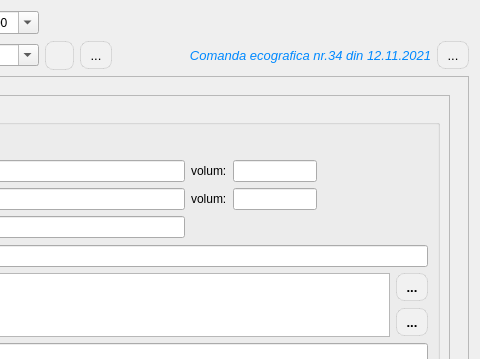
This is docs/docreportecho.ui in debalex77/USG as Qt 5 draws it before an edit; both pictures show x 608 to 1088 and y 0 to 359 of the 1088 by 834 pixel window. The edited form follows.
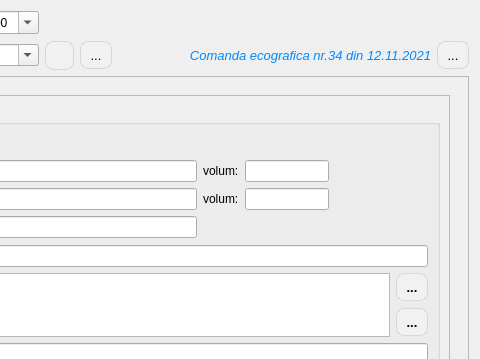
This is the edited form. The open tabs and pages were chosen to show the change. Icons and pictures are not drawn. Custom widgets are drawn as their Qt base class.

What changed in the file:
```diff
--- a/docs/docreportecho.ui
+++ b/docs/docreportecho.ui
@@ -4366,11 +4366,17 @@
                   <item row="1" column="3">
                    <widget class="QLineEdit" name="thyroid_right_volum">
                     <property name="sizePolicy">
-                     <sizepolicy hsizetype="Fixed" vsizetype="Fixed">
+                     <sizepolicy hsizetype="Preferred" vsizetype="Fixed">
                       <horstretch>0</horstretch>
                       <verstretch>0</verstretch>
                      </sizepolicy>
                     </property>
+                    <property name="minimumSize">
+                     <size>
+                      <width>84</width>
+                      <height>0</height>
+                     </size>
+                    </property>
                     <property name="maximumSize">
                      <size>
                       <width>84</width>
@@ -4448,6 +4454,18 @@
                       <verstretch>0</verstretch>
                      </sizepolicy>
                     </property>
+                    <property name="minimumSize">
+                     <size>
+                      <width>84</width>
+                      <height>0</height>
+                     </size>
+                    </property>
+                    <property name="maximumSize">
+                     <size>
+                      <width>84</width>
+                      <height>16777215</height>
+                     </size>
+                    </property>
                     <property name="font">
                      <font>
                       <family>Segoe UI</family>
```
